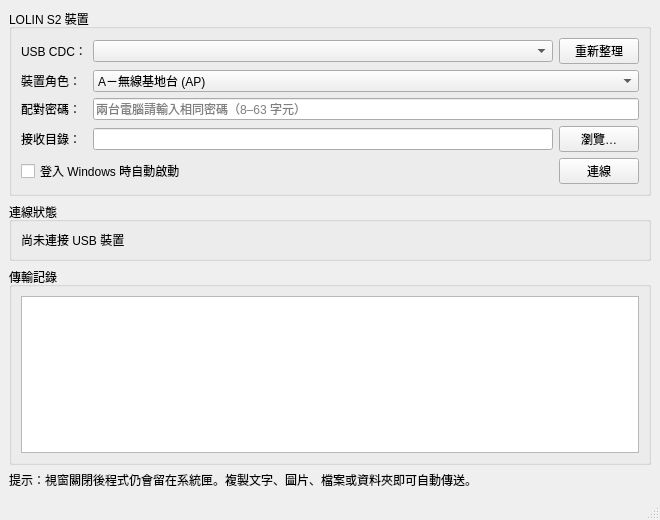
The window that SW/WirelessShareApp/mainwindow.ui (Goldenchen1012/WirelessShare) describes before a commit, drawn with Qt 5.
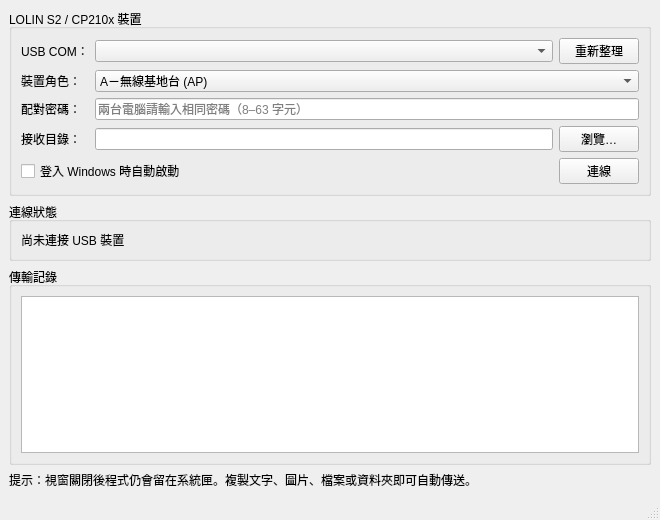
The same window after the commit.

Commit message: Add USB COM Port direct link mode.

Diff of the .ui file:
```diff
--- a/SW/WirelessShareApp/mainwindow.ui
+++ b/SW/WirelessShareApp/mainwindow.ui
@@ -6,8 +6,8 @@
   <property name="windowTitle"><string>WirelessShare</string></property>
   <widget class="QWidget" name="centralwidget">
    <layout class="QVBoxLayout" name="verticalLayout">
-    <item><widget class="QGroupBox" name="deviceGroup"><property name="title"><string>LOLIN S2 裝置</string></property><layout class="QGridLayout" name="deviceLayout">
-     <item row="0" column="0"><widget class="QLabel" name="portLabel"><property name="text"><string>USB CDC：</string></property></widget></item>
+    <item><widget class="QGroupBox" name="deviceGroup"><property name="title"><string>LOLIN S2 / CP210x 裝置</string></property><layout class="QGridLayout" name="deviceLayout">
+     <item row="0" column="0"><widget class="QLabel" name="portLabel"><property name="text"><string>USB COM：</string></property></widget></item>
      <item row="0" column="1"><widget class="QComboBox" name="portCombo"/></item>
      <item row="0" column="2"><widget class="QPushButton" name="refreshButton"><property name="text"><string>重新整理</string></property></widget></item>
      <item row="1" column="0"><widget class="QLabel" name="roleLabel"><property name="text"><string>裝置角色：</string></property></widget></item>
```
The commit also changes 9 other files.
